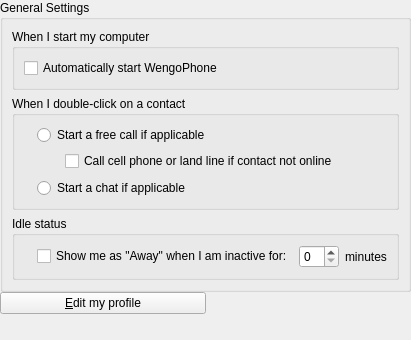
Before: the Qt Designer form wengophone/src/presentation/qt/config/GeneralSettings.ui in tkrotoff/WengoPhone, drawn with Qt 5.
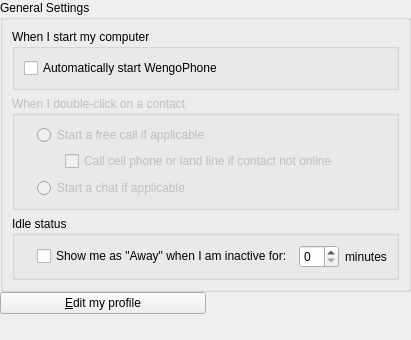
After: the same form once the commit is applied. Icons and pictures are not drawn.

Commit message: Disable configuration panels that are not finished

What changed in the file:
```diff
--- a/wengophone/src/presentation/qt/config/GeneralSettings.ui
+++ b/wengophone/src/presentation/qt/config/GeneralSettings.ui
@@ -33,6 +33,9 @@
       </property>
       <item row="1" column="0" >
        <widget class="QGroupBox" name="groupBox_3" >
+        <property name="enabled" >
+         <bool>false</bool>
+        </property>
         <property name="title" >
          <string>When I double-click on a contact </string>
         </property>
```
The commit also changes 3 other files.
